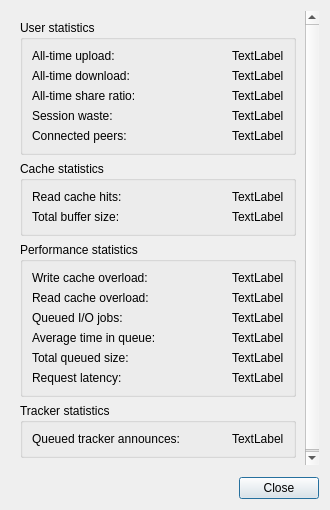
This is src/gui/statsdialog.ui in Spyhawk00/qbittorrent-kettle-edition as Qt 5 draws it before an edit. The edited form follows.
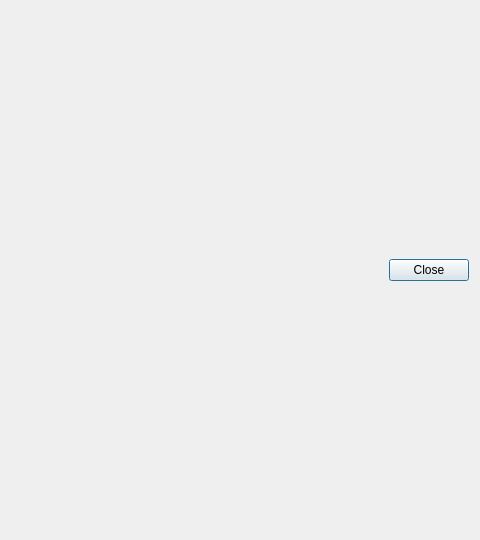
This is the edited form.

Commit message:
Statistics rebuild, new default roles, WebUI polish, 1.0.0 change list
- Statistics window with Overview/History/Technical tabs and usage history
  (desktop and WebUI), new transfer/usageHistory and access/addedTorrents
- New default roles: Manager, Requester, Downloader
- More WebUI and desktop polish
- KETTLE-CHANGES.md rewritten as new/changed/removed against official 5.3.0

Diff of the .ui file:
```diff
--- a/src/gui/statsdialog.ui
+++ b/src/gui/statsdialog.ui
@@ -6,8 +6,8 @@
    <rect>
     <x>0</x>
     <y>0</y>
-    <width>330</width>
-    <height>510</height>
+    <width>480</width>
+    <height>540</height>
    </rect>
   </property>
   <property name="windowTitle">
@@ -17,276 +17,6 @@
    <property name="spacing">
     <number>12</number>
    </property>
-   <item>
-    <widget class="QScrollArea" name="scrollArea">
-     <property name="frameShape">
-      <enum>QFrame::Shape::NoFrame</enum>
-     </property>
-     <property name="widgetResizable">
-      <bool>true</bool>
-     </property>
-     <widget class="QWidget" name="scrollAreaWidgetContents">
-      <property name="geometry">
-       <rect>
-        <x>0</x>
-        <y>0</y>
-        <width>310</width>
-        <height>460</height>
-       </rect>
-      </property>
-      <layout class="QVBoxLayout" name="verticalLayout_2">
-       <item>
-        <widget class="QGroupBox" name="groupUser">
-         <property name="title">
-          <string>User statistics</string>
-         </property>
-         <layout class="QGridLayout" name="gridLayout_2">
-          <item row="0" column="0">
-           <widget class="QLabel" name="labelAlltimeULText">
-            <property name="text">
-             <string>All-time upload:</string>
-            </property>
-           </widget>
-          </item>
-          <item row="0" column="1" alignment="Qt::AlignmentFlag::AlignRight">
-           <widget class="QLabel" name="labelAlltimeUL">
-            <property name="text">
-             <string notr="true">TextLabel</string>
-            </property>
-           </widget>
-          </item>
-          <item row="1" column="0">
-           <widget class="QLabel" name="labelAlltimeDLText">
-            <property name="text">
-             <string>All-time download:</string>
-            </property>
-           </widget>
-          </item>
-          <item row="1" column="1" alignment="Qt::AlignmentFlag::AlignRight">
-           <widget class="QLabel" name="labelAlltimeDL">
-            <property name="text">
-             <string notr="true">TextLabel</string>
-            </property>
-           </widget>
-          </item>
-          <item row="2" column="0">
-           <widget class="QLabel" name="labelGlobalRatioText">
-            <property name="text">
-             <string>All-time share ratio:</string>
-            </property>
-           </widget>
-          </item>
-          <item row="2" column="1" alignment="Qt::AlignmentFlag::AlignRight">
-           <widget class="QLabel" name="labelGlobalRatio">
-            <property name="text">
-             <string notr="true">TextLabel</string>
-            </property>
-           </widget>
-          </item>
-          <item row="3" column="0">
-           <widget class="QLabel" name="labelWasteText">
-            <property name="text">
-             <string>Session waste:</string>
-            </property>
-           </widget>
-          </item>
-          <item row="3" column="1" alignment="Qt::AlignmentFlag::AlignRight">
-           <widget class="QLabel" name="labelWaste">
-            <property name="text">
-             <string notr="true">TextLabel</string>
-            </property>
-           </widget>
-          </item>
-          <item row="4" column="0">
-           <widget class="QLabel" name="labelPeersText">
-            <property name="text">
-             <string>Connected peers:</string>
-            </property>
-           </widget>
-          </item>
-          <item row="4" column="1" alignment="Qt::AlignmentFlag::AlignRight">
-           <widget class="QLabel" name="labelPeers">
-            <property name="text">
-             <string notr="true">TextLabel</string>
-            </property>
-           </widget>
-          </item>
-         </layout>
-        </widget>
-       </item>
-       <item>
-        <widget class="QGroupBox" name="groupCache">
-         <property name="title">
-          <string>Cache statistics</string>
-         </property>
-         <layout class="QGridLayout" name="gridLayout">
-          <item row="0" column="0">
-           <widget class="QLabel" name="labelCacheHitsText">
-            <property name="text">
-             <string>Read cache hits:</string>
-            </property>
-           </widget>
-          </item>
-          <item row="0" column="1" alignment="Qt::AlignmentFlag::AlignRight">
-           <widget class="QLabel" name="labelCacheHits">
-            <property name="text">
-             <string notr="true">TextLabel</string>
-            </property>
-           </widget>
-          </item>
-          <item row="1" column="0">
-           <widget class="QLabel" name="labelTotalBufText">
-            <property name="text">
-             <string>Total buffer size:</string>
-            </property>
-           </widget>
-          </item>
-          <item row="1" column="1" alignment="Qt::AlignmentFlag::AlignRight">
-           <widget class="QLabel" name="labelTotalBuf">
-            <property name="text">
-             <string notr="true">TextLabel</string>
-            </property>
-           </widget>
-          </item>
-         </layout>
-        </widget>
-       </item>
-       <item>
-        <widget class="QGroupBox" name="groupPerf">
-         <property name="title">
-          <string>Performance statistics</string>
-         </property>
-         <layout class="QGridLayout" name="gridLayout_3">
-          <item row="0" column="0">
-           <widget class="QLabel" name="labelWriteStarveText">
-            <property name="text">
-             <string>Write cache overload:</string>
-            </property>
-           </widget>
-          </item>
-          <item row="0" column="1" alignment="Qt::AlignmentFlag::AlignRight">
-           <widget class="QLabel" name="labelWriteStarve">
-            <property name="text">
-             <string notr="true">TextLabel</string>
-            </property>
-           </widget>
-          </item>
-          <item row="1" column="0">
-           <widget class="QLabel" name="labelReadStarveText">
-            <property name="text">
-             <string>Read cache overload:</string>
-            </property>
-           </widget>
-          </item>
-          <item row="1" column="1" alignment="Qt::AlignmentFlag::AlignRight">
-           <widget class="QLabel" name="labelReadStarve">
-            <property name="text">
-             <string notr="true">TextLabel</string>
-            </property>
-           </widget>
-          </item>
-          <item row="2" column="0">
-           <widget class="QLabel" name="labelQueuedJobsText">
-            <property name="text">
-             <string>Queued I/O jobs:</string>
-            </property>
-           </widget>
-          </item>
-          <item row="2" column="1" alignment="Qt::AlignmentFlag::AlignRight">
-           <widget class="QLabel" name="labelQueuedJobs">
-            <property name="text">
-             <string notr="true">TextLabel</string>
-            </property>
-           </widget>
-          </item>
-          <item row="3" column="0">
-           <widget class="QLabel" name="labelJobsTimeText">
-            <property name="text">
-             <string>Average time in queue:</string>
-            </property>
-           </widget>
-          </item>
-          <item row="3" column="1" alignment="Qt::AlignmentFlag::AlignRight">
-           <widget class="QLabel" name="labelJobsTime">
-            <property name="text">
-             <string notr="true">TextLabel</string>
-            </property>
-           </widget>
-          </item>
-          <item row="4" column="0">
-           <widget class="QLabel" name="labelQueuedBytesText">
-            <property name="text">
-             <string>Total queued size:</string>
-            </property>
-           </widget>
-          </item>
-          <item row="4" column="1" alignment="Qt::AlignmentFlag::AlignRight">
-           <widget class="QLabel" name="labelQueuedBytes">
-            <property name="text">
-             <string notr="true">TextLabel</string>
-            </property>
-           </widget>
-          </item>
-          <item row="5" column="0">
-           <widget class="QLabel" name="labelRequestLatencyText">
-            <property name="toolTip">
-             <string>The time it takes from receiving a request from a peer until we're sending the response back on the socket</string>
-            </property>
-            <property name="text">
-             <string>Request latency:</string>
-            </property>
-           </widget>
-          </item>
-          <item row="5" column="1" alignment="Qt::AlignmentFlag::AlignRight">
-           <widget class="QLabel" name="labelRequestLatency">
-            <property name="text">
-             <string notr="true">TextLabel</string>
-            </property>
-           </widget>
-          </item>
-         </layout>
-        </widget>
-       </item>
-       <item>
-        <widget class="QGroupBox" name="groupTracker">
-         <property name="title">
-          <string>Tracker statistics</string>
-         </property>
-         <layout class="QGridLayout" name="gridLayout_4">
-          <item row="0" column="0">
-           <widget class="QLabel" name="labelQueuedTrackerAnnouncesText_2">
-            <property name="text">
-             <string>Queued tracker announces:</string>
-            </property>
-           </widget>
-          </item>
-          <item row="0" column="1" alignment="Qt::AlignmentFlag::AlignRight">
-           <widget class="QLabel" name="labelQueuedTrackerAnnounces">
-            <property name="text">
-             <string notr="true">TextLabel</string>
-            </property>
-           </widget>
-          </item>
-         </layout>
-        </widget>
-       </item>
-       <item>
-        <spacer name="verticalSpacer">
-         <property name="orientation">
-          <enum>Qt::Orientation::Vertical</enum>
-         </property>
-         <property name="sizeHint" stdset="0">
-          <size>
-           <width>20</width>
-           <height>0</height>
-          </size>
-         </property>
-        </spacer>
-       </item>
-      </layout>
-     </widget>
-    </widget>
-   </item>
    <item>
     <widget class="QDialogButtonBox" name="buttonBox">
      <property name="standardButtons">
```
The commit also changes 41 other files.
